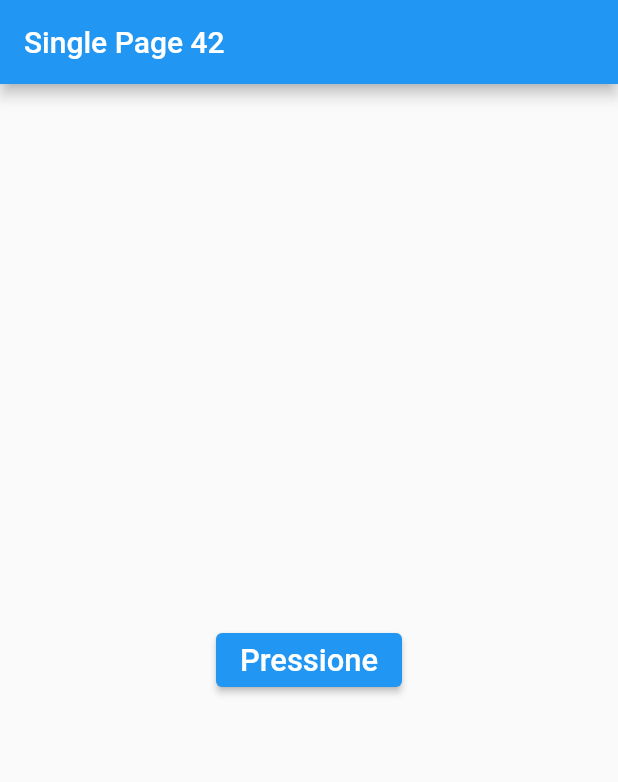
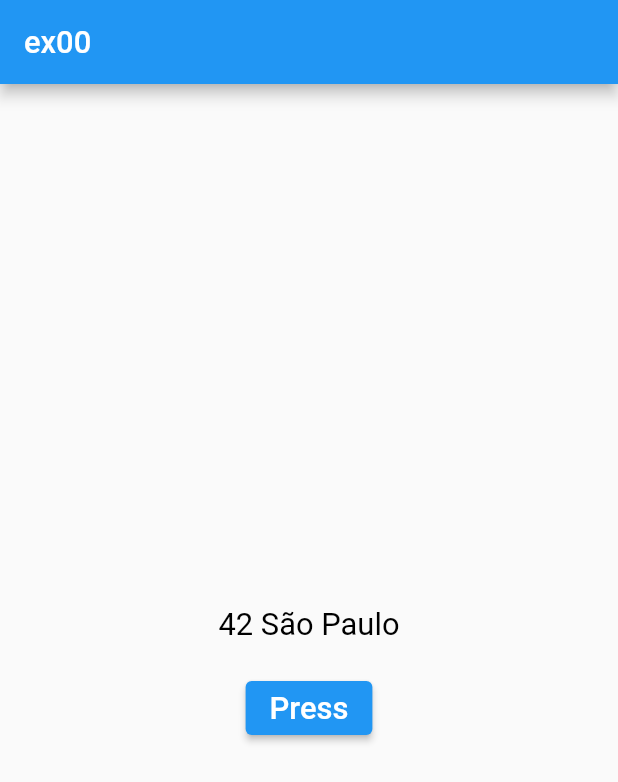
Before and after one commit to DaviPrograme/Flutter_start_42, a Flutter app: the screen it shows after launch, on a phone screen of 412 x 824 dp. Shown: the top 782 px of the screen. Run offline on Flutter 3.47's test engine with Material 2 defaults, Android fonts, the phone set to English and light mode, and no system bars; our stand-ins replace auto_size_text.

Commit message:
deixando o ex00 de acordo com o enunciado rs

```diff
--- a/ex00/lib/main.dart
+++ b/ex00/lib/main.dart
@@ -15,19 +15,24 @@ class SinglePage extends StatelessWidget {
 
     return MaterialApp(
       home: Scaffold(
-        appBar: AppBar(
-          title: Text("Single Page 42"),
-        ),
+         appBar: AppBar( title: Text("ex00", style: TextStyle(fontSize: sizeFont))),
         body: Center(
-          child: ElevatedButton(
-            child: Text(
-              "Pressione",
-              style: TextStyle(fontSize: sizeFont),
-            ),
-            onPressed: () => print("Button pressed"),
+          child: Column(
+            mainAxisSize: MainAxisSize.max,
+            mainAxisAlignment: MainAxisAlignment.center,
+            children: [
+              Container(margin: EdgeInsets.all(20),
+                decoration: BoxDecoration(borderRadius: BorderRadius.circular(20),),
+                child: Text(
+                  "42 São Paulo",
+                  style: TextStyle(color: Colors.black, fontSize: sizeFont),
+                ),
+              ),
+              ElevatedButton(onPressed: () => print("Button pressed"), child: Text("Press", style: TextStyle(fontSize: sizeFont, ),))
+            ]
           )
-        ),
-      ),
+        )
+      )
     );
   }
 }
```
